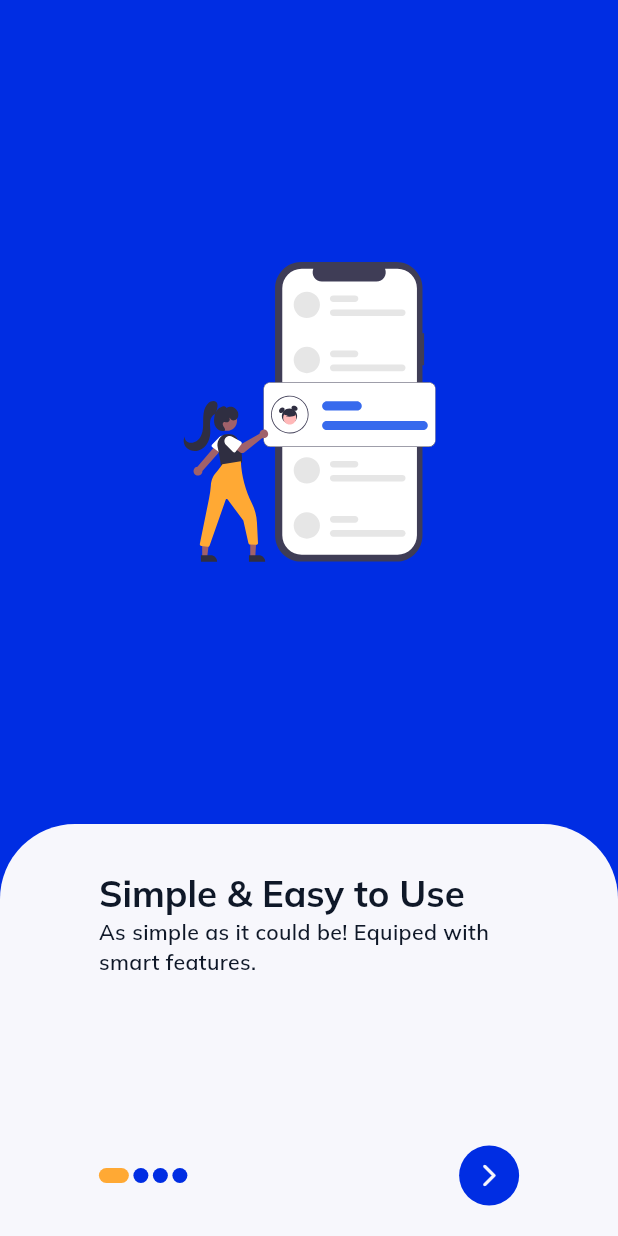
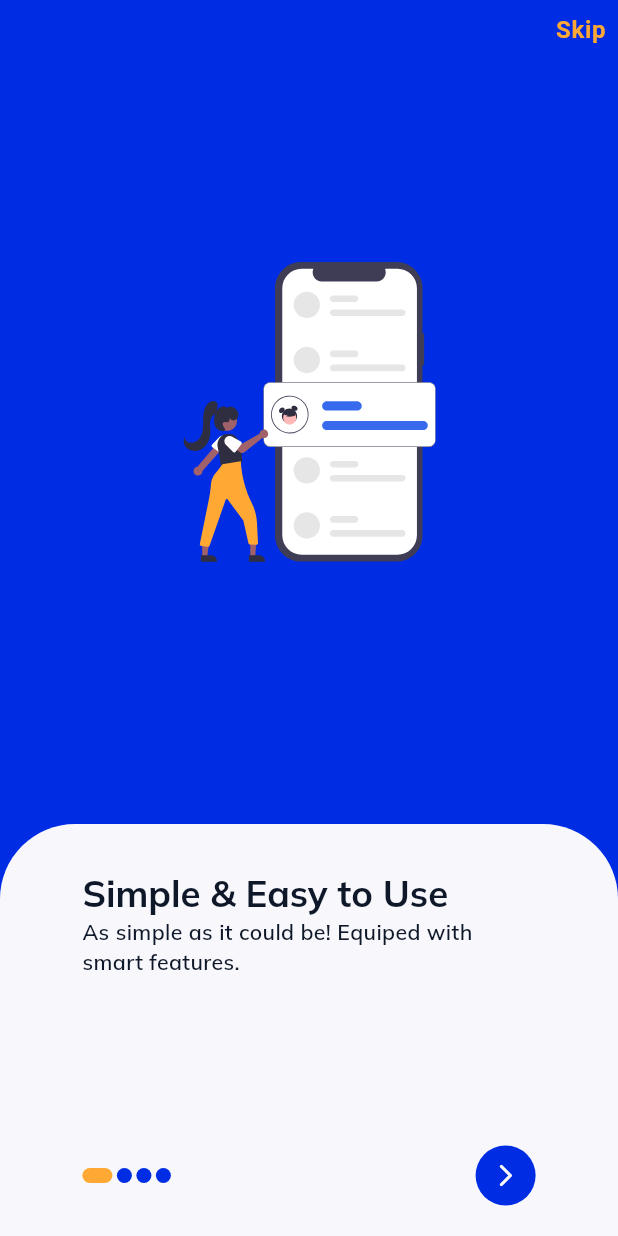
Before and after one commit to Souhaibbek/Chateo, a Flutter app: the screen it shows after launch, on a phone screen of 412 x 824 dp. Run offline on Flutter 3.47's test engine with Material 2 defaults, Android fonts, the phone set to English and light mode, and no system bars; drawn by our look-alikes of smooth_page_indicator; our stand-ins replace firebase_auth, firebase_core, flutter_otp_text_field, flutter_screenutil, flutter_svg, get and 2 more; accounts and stored records are empty.

Commit message:
fix_onBoarding

```diff
--- a/lib/main.dart
+++ b/lib/main.dart
@@ -1,7 +1,6 @@
 import 'package:chateo/routes/app_pages.dart';
 import 'package:chateo/routes/app_routes.dart';
 import 'package:chateo/styles/themes.dart';
-import 'package:device_preview/device_preview.dart';
 import 'package:firebase_core/firebase_core.dart';
 import 'package:flutter/material.dart';
 import 'package:flutter/services.dart';
--- a/lib/screens/onBoarding/onboarding_body.dart
+++ b/lib/screens/onBoarding/onboarding_body.dart
@@ -3,6 +3,7 @@ import 'package:chateo/styles/colors.dart';
 import 'package:flutter/material.dart';
 import 'package:flutter_screenutil/flutter_screenutil.dart';
 import 'package:flutter_svg/svg.dart';
+import 'package:get/get.dart';
 import 'package:smooth_page_indicator/smooth_page_indicator.dart';
 import 'onboarding_controller.dart';
 
@@ -18,11 +19,36 @@ class OnBoardingBody extends StatelessWidget {
   Widget build(BuildContext context) {
     var style = Theme.of(context);
 
-    return Column(
+    return SafeArea(
+      child: Column(
         crossAxisAlignment: CrossAxisAlignment.start,
         children: [
           Expanded(
-          child: Center(child: SvgPicture.asset(boarding.image)),
+            child: Stack(
+              children: [
+                (controller.isLast.isFalse)
+                    ? GestureDetector(
+                        onTap: () {
+                          controller.onSkip();
+                        },
+                        child: Padding(
+                          padding:
+                              const EdgeInsets.fromLTRB(0.0, 8.0, 8.0, 0.0),
+                          child: Align(
+                            alignment: Alignment.topRight,
+                            child: Text(
+                              'Skip',
+                              style: style.textTheme.bodyLarge!.copyWith(
+                                  color: AppColors.kOrangeColor,
+                                  fontWeight: FontWeight.bold),
+                            ),
+                          ),
+                        ),
+                      )
+                    : Container(),
+                Center(child: SvgPicture.asset(boarding.image)),
+              ],
+            ),
           ),
           Container(
             width: double.infinity,
@@ -35,7 +61,7 @@ class OnBoardingBody extends StatelessWidget {
               ),
             ),
             child: Padding(
-            padding: EdgeInsets.fromLTRB(60.w, 30.h, 60.w, 20.h),
+              padding: EdgeInsets.fromLTRB(50.w, 30.h, 50.w, 20.h),
               child: Column(
                 mainAxisAlignment: MainAxisAlignment.spaceBetween,
                 crossAxisAlignment: CrossAxisAlignment.start,
@@ -83,7 +109,8 @@ class OnBoardingBody extends StatelessWidget {
                                 backgroundColor: style.primaryColor,
                                 child: const Center(
                                   child: Icon(
-                                  Icons.check,
+                                    Icons.login,
+                                    size: 24,
                                     color: AppColors.kWhiteColor,
                                   ),
                                 ),
@@ -96,6 +123,7 @@ class OnBoardingBody extends StatelessWidget {
             ),
           ),
         ],
+      ),
     );
   }
 }
--- a/lib/screens/splash/splash_page.dart
+++ b/lib/screens/splash/splash_page.dart
@@ -1,7 +1,6 @@
 import 'package:chateo/styles/colors.dart';
 import 'package:chateo/utils/assets.dart';
 import 'package:flutter/material.dart';
-import 'package:flutter_svg/flutter_svg.dart';
 import 'package:get/get.dart';
 import 'splash_controller.dart';
 
@@ -19,7 +18,7 @@ class SplashPage extends GetView<SplashController> {
           children: [
             Hero(
               tag: 'logo',
-              child: SvgPicture.asset(
+              child: Image.asset(
                 Assets.logo,
               ),
             ),
--- a/lib/screens/welcome/welcome_page.dart
+++ b/lib/screens/welcome/welcome_page.dart
@@ -45,7 +45,7 @@ class WelcomePage extends GetView<WelcomeController> {
                         Padding(
                           padding: EdgeInsets.symmetric(horizontal: 60.w),
                           child: SvgPicture.asset(
-                            Assets.background,
+                            Assets.backgroundSvg,
                             fit: BoxFit.fill,
                           ),
                         ),
--- a/lib/utils/assets.dart
+++ b/lib/utils/assets.dart
@@ -1,6 +1,10 @@
+import 'package:flutter_svg/flutter_svg.dart';
+
 class Assets {
-  static const String logo = 'assets/img/logo.svg';
-  static const String background = 'assets/img/background.svg';
+  static const String logoSvg = 'assets/img/logo.svg';
+  static const String logo = 'assets/img/logo.png';
+  static const String background = 'assets/img/background.png';
+  static const String backgroundSvg = 'assets/img/backgroundSvg.svg';
   static const String addIcon = 'assets/img/add_icon.svg';
   static const String chatIcon = 'assets/img/chat_icon.svg';
   static const String contactIcon = 'assets/img/contact_icon.svg';
@@ -10,4 +14,26 @@ class Assets {
   static const String onboarding2 = 'assets/img/onboarding2.svg';
   static const String onboarding3 = 'assets/img/onboarding3.svg';
   static const String onboarding4 = 'assets/img/onboarding4.svg';
+
+  static void svgPrecacheImage() {
+    const cacheSvgImages = [
+      /// Specify the all the svg image to cache
+      Assets.backgroundSvg,
+      Assets.onboarding1,
+      Assets.onboarding2,
+      Assets.onboarding3,
+      Assets.onboarding4,
+      Assets.addIcon,
+      Assets.chatIcon,
+      Assets.contactIcon,
+      Assets.moreIcon,
+      Assets.userPic,
+    ];
+
+    for (String element in cacheSvgImages) {
+      var loader = SvgAssetLoader(element);
+      svg.cache
+          .putIfAbsent(loader.cacheKey(null), () => loader.loadBytes(null));
+    }
+  }
 }
```
Also changed, not shown: lib/screens/onBoarding/onboarding_controller.dart (+7 -1 lines), assets/img/background.png (added), assets/img/backgroundSvg.svg, assets/img/logo.png (added). Lines whose indentation alone changed are shown as unchanged.
